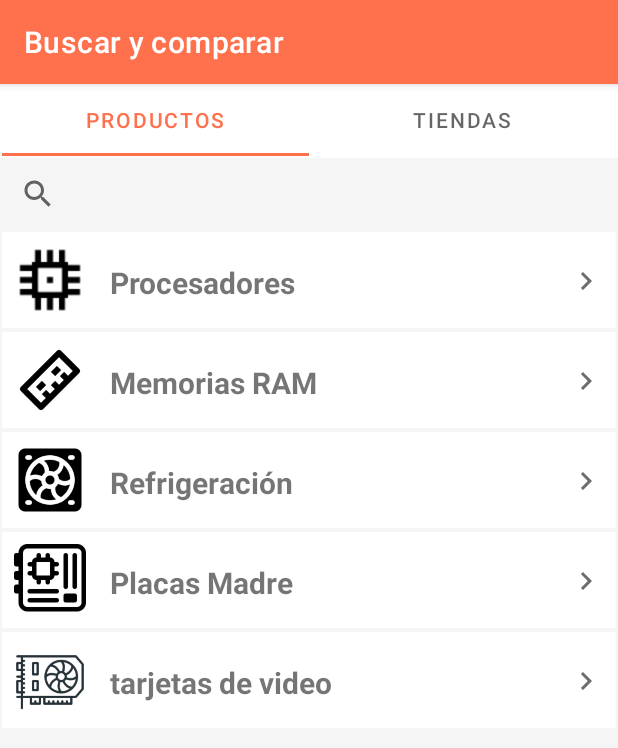
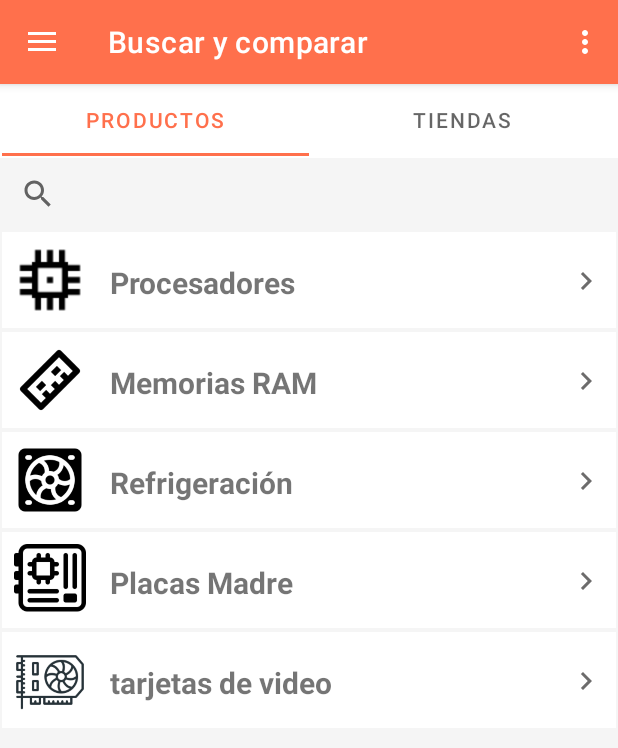
Before and after one commit to wilrivera/G7-YoTeAyudo, an Android app: the MainActivity screen opened directly, with no data from a screen before it, in the side drawer, after a tap on "Buscar y comparar", on a phone screen of 412 x 824 dp. Shown: the top 748 px of the screen. Run offline under Robolectric (Android 15) with nearby library versions, the light colour scheme and no system bars; our stand-ins replace navigation-ui; Roboto replaces fonts that are not available here.

Commit message:
convertí el activity de buscar y comparar a fragment. ahora, luego de iniciar sesion se muestra la seccion de buscar y comparar

```diff
--- a/app/src/main/AndroidManifest.xml
+++ b/app/src/main/AndroidManifest.xml
@@ -9,9 +9,6 @@
         android:roundIcon="@mipmap/ic_launcher_round"
         android:supportsRtl="true"
         android:theme="@style/Theme.YoTeAyudo">
-        <activity
-            android:name=".BuscarCompararActivity"
-            android:exported="false" />
         <activity
             android:name=".SplashActivity"
             android:exported="true">
--- a/app/src/main/java/com/yoteayudo/yoteayudo/BuscarCompararActivity.java
+++ /dev/null
@@ -1,33 +0,0 @@
-package com.yoteayudo.yoteayudo;
-
-import androidx.appcompat.app.AppCompatActivity;
-import androidx.fragment.app.FragmentPagerAdapter;
-import androidx.viewpager.widget.ViewPager;
-
-import android.os.Bundle;
-
-import com.google.android.material.tabs.TabLayout;
-import com.yoteayudo.yoteayudo.ui.ProductosFragment;
-
-
-public class BuscarCompararActivity extends AppCompatActivity {
-
-    private TabLayout tabLayout;
-    private ViewPager viewPager;
-    @Override
-    protected void onCreate(Bundle savedInstanceState) {
-        super.onCreate(savedInstanceState);
-        setContentView(R.layout.activity_buscar_comparar);
-        getSupportActionBar().setTitle("Buscar y comparar");
-
-
-        tabLayout = findViewById(R.id.tabLayout);
-        viewPager = findViewById(R.id.viewpager);
-
-        tabLayout.setupWithViewPager(viewPager);
-        ViewPageAdapter vpAdapter = new ViewPageAdapter(getSupportFragmentManager(), FragmentPagerAdapter.BEHAVIOR_RESUME_ONLY_CURRENT_FRAGMENT);
-        vpAdapter.addFragment(new ProductosFragment(), "Productos");
-        vpAdapter.addFragment(new TiendasFragment(), "Tiendas");
-        viewPager.setAdapter(vpAdapter);
-    }
-}
--- /dev/null
+++ b/app/src/main/java/com/yoteayudo/yoteayudo/BuscarCompararFragment.java
@@ -0,0 +1,38 @@
+package com.yoteayudo.yoteayudo;
+
+import android.os.Bundle;
+
+import androidx.fragment.app.Fragment;
+import androidx.fragment.app.FragmentPagerAdapter;
+import androidx.viewpager.widget.ViewPager;
+
+import android.view.LayoutInflater;
+import android.view.View;
+import android.view.ViewGroup;
+
+import com.google.android.material.tabs.TabLayout;
+import com.yoteayudo.yoteayudo.ui.ProductosFragment;
+
+public class BuscarCompararFragment extends Fragment {
+    private TabLayout tabLayout;
+    private ViewPager viewPager;
+
+
+    @Override
+    public View onCreateView(LayoutInflater inflater, ViewGroup container,
+                             Bundle savedInstanceState) {
+        // Inflate the layout for this fragment
+        //return inflater.inflate(R.layout.fragment_pestanias, container, false);
+        View view = inflater.inflate(R.layout.fragment_buscarcomparar, container, false);
+        tabLayout = view.findViewById(R.id.tabLayout);
+        viewPager = view.findViewById(R.id.viewpager);
+
+        tabLayout.setupWithViewPager(viewPager);
+        ViewPageAdapter vpAdapter = new ViewPageAdapter(getParentFragmentManager(), FragmentPagerAdapter.BEHAVIOR_RESUME_ONLY_CURRENT_FRAGMENT);
+        vpAdapter.addFragment(new ProductosFragment(), "productos");
+        vpAdapter.addFragment(new TiendasFragment(), "Tiendas");
+        viewPager.setAdapter(vpAdapter);
+
+        return view;
+    }
+}
--- a/app/src/main/java/com/yoteayudo/yoteayudo/MainActivity.java
+++ b/app/src/main/java/com/yoteayudo/yoteayudo/MainActivity.java
@@ -1,10 +1,8 @@
 package com.yoteayudo.yoteayudo;
 
 import android.os.Bundle;
-import android.view.View;
 import android.view.Menu;
 
-import com.google.android.material.snackbar.Snackbar;
 import com.google.android.material.navigation.NavigationView;
 
 import androidx.appcompat.widget.Toolbar;
@@ -33,7 +31,7 @@ public class MainActivity extends AppCompatActivity {
         // Passing each menu ID as a set of Ids because each
         // menu should be considered as top level destinations.
         mAppBarConfiguration = new AppBarConfiguration.Builder(
-                R.id.nav_perfil, R.id.nav_buscarcomparar, R.id.nav_cupon, R.id.nav_favoritos, R.id.nav_compartir)
+                R.id.nav_perfil, R.id.nav_cupon, R.id.nav_favoritos, R.id.nav_compartir, R.id.nav_buscarcomparar)
                 .setOpenableLayout(drawer)
                 .build();
         NavController navController = Navigation.findNavController(this, R.id.nav_host_fragment_content_main);
--- a/app/src/main/java/com/yoteayudo/yoteayudo/RegistrarActivity.java
+++ b/app/src/main/java/com/yoteayudo/yoteayudo/RegistrarActivity.java
@@ -13,5 +13,10 @@ public class RegistrarActivity extends AppCompatActivity {
         super.onCreate(savedInstanceState);
         getSupportActionBar().setTitle("Registrar Cuenta");
         setContentView(R.layout.activity_registrar);
+        getSupportActionBar().hide();
+    }
+
+    public void IrLogin (View v){
+        startActivity(new Intent(this, LoginActivity.class));
     }
 }
--- a/app/src/main/res/layout/activity_buscar_comparar.xml
+++ /dev/null
@@ -1,40 +0,0 @@
-<?xml version="1.0" encoding="utf-8"?>
-<androidx.constraintlayout.widget.ConstraintLayout xmlns:android="http://schemas.android.com/apk/res/android"
-    xmlns:app="http://schemas.android.com/apk/res-auto"
-    xmlns:tools="http://schemas.android.com/tools"
-    android:layout_width="match_parent"
-    android:layout_height="match_parent"
-    tools:context=".BuscarCompararActivity">
-
-    <com.google.android.material.tabs.TabLayout
-        android:id="@+id/tabLayout"
-        android:layout_width="409dp"
-        android:layout_height="wrap_content"
-        app:layout_constraintEnd_toEndOf="parent"
-        app:layout_constraintHorizontal_bias="0.5"
-        app:layout_constraintStart_toStartOf="parent"
-        app:layout_constraintTop_toTopOf="parent">
-
-        <com.google.android.material.tabs.TabItem
-            android:layout_width="wrap_content"
-            android:layout_height="wrap_content"
-            android:text="Productos" />
-
-        <com.google.android.material.tabs.TabItem
-            android:layout_width="wrap_content"
-            android:layout_height="wrap_content"
-            android:text="Tiendas" />
-    </com.google.android.material.tabs.TabLayout>
-
-    <androidx.viewpager.widget.ViewPager
-        android:id="@+id/viewpager"
-        android:layout_width="match_parent"
-        android:layout_height="wrap_content"
-        android:layout_marginTop="1dp"
-        app:layout_constraintBottom_toBottomOf="parent"
-        app:layout_constraintEnd_toEndOf="parent"
-        app:layout_constraintHorizontal_bias="1.0"
-        app:layout_constraintStart_toStartOf="parent"
-        app:layout_constraintTop_toBottomOf="@+id/tabLayout"
-        app:layout_constraintVertical_bias="0.0" />
-</androidx.constraintlayout.widget.ConstraintLayout>
--- a/app/src/main/res/layout/fragment_buscarcomparar.xml
+++ b/app/src/main/res/layout/fragment_buscarcomparar.xml
@@ -4,19 +4,37 @@
     xmlns:tools="http://schemas.android.com/tools"
     android:layout_width="match_parent"
     android:layout_height="match_parent"
-    tools:context=".ui.BuscarCompararFragment">
+    tools:context=".BuscarCompararFragment">
 
-    <TextView
-        android:id="@+id/text_buscarcomparar"
+    <com.google.android.material.tabs.TabLayout
+        android:id="@+id/tabLayout"
+        android:layout_width="409dp"
+        android:layout_height="wrap_content"
+        app:layout_constraintEnd_toEndOf="parent"
+        app:layout_constraintHorizontal_bias="0.5"
+        app:layout_constraintStart_toStartOf="parent"
+        app:layout_constraintTop_toTopOf="parent">
+
+        <com.google.android.material.tabs.TabItem
+            android:layout_width="wrap_content"
+            android:layout_height="wrap_content"
+            android:text="Productos f" />
+
+        <com.google.android.material.tabs.TabItem
+            android:layout_width="wrap_content"
+            android:layout_height="wrap_content"
+            android:text="Tiendas f" />
+    </com.google.android.material.tabs.TabLayout>
+
+    <androidx.viewpager.widget.ViewPager
+        android:id="@+id/viewpager"
         android:layout_width="match_parent"
         android:layout_height="wrap_content"
-        android:layout_marginStart="8dp"
-        android:layout_marginTop="8dp"
-        android:layout_marginEnd="8dp"
-        android:textAlignment="center"
-        android:textSize="20sp"
+        android:layout_marginTop="1dp"
         app:layout_constraintBottom_toBottomOf="parent"
         app:layout_constraintEnd_toEndOf="parent"
+        app:layout_constraintHorizontal_bias="1.0"
         app:layout_constraintStart_toStartOf="parent"
-        app:layout_constraintTop_toTopOf="parent" />
+        app:layout_constraintTop_toBottomOf="@+id/tabLayout"
+        app:layout_constraintVertical_bias="0.0" />
 </androidx.constraintlayout.widget.ConstraintLayout>
--- a/app/src/main/res/layout/fragment_tiendas.xml
+++ b/app/src/main/res/layout/fragment_tiendas.xml
@@ -5,7 +5,7 @@
     android:layout_width="match_parent"
     android:layout_height="match_parent"
     android:background="#f5f5f5f5"
-    tools:context=".ui.ProductosFragment">
+    tools:context=".TiendasFragment">
 
     <SearchView
         android:id="@+id/searchView"
--- a/app/src/main/res/menu/activity_main_drawer.xml
+++ b/app/src/main/res/menu/activity_main_drawer.xml
@@ -12,7 +12,8 @@
         <item
             android:id="@+id/nav_buscarcomparar"
             android:icon="@drawable/ic_lupa"
-            android:title="@string/menu_buscarcomparar" />
+            android:title="@string/menu_buscarcomparar"
+            />
         <item
             android:id="@+id/nav_cupon"
             android:icon="@drawable/ic_baseline_local_offer_24"
--- a/app/src/main/res/navigation/mobile_navigation.xml
+++ b/app/src/main/res/navigation/mobile_navigation.xml
@@ -3,7 +3,7 @@
     xmlns:app="http://schemas.android.com/apk/res-auto"
     xmlns:tools="http://schemas.android.com/tools"
     android:id="@+id/mobile_navigation"
-    app:startDestination="@id/nav_detalletienda">
+    app:startDestination="@id/nav_buscarcomparar">
 
     <fragment
         android:id="@+id/nav_perfil"
@@ -11,11 +11,11 @@
         android:label="@string/menu_perfil"
         tools:layout="@layout/fragment_perfil" />
 
-    <activity
+    <!--<activity
         android:id="@+id/nav_buscarcomparar"
         android:name="com.yoteayudo.yoteayudo.BuscarCompararActivity"
         android:label="@string/menu_buscarcomparar"
-        tools:layout="@layout/activity_buscar_comparar" />
+        tools:layout="@layout/activity_buscar_comparar" />-->
 
     <fragment
         android:id="@+id/nav_cupon"
@@ -42,4 +42,10 @@
         android:label="@string/menu_detalletienda"
         tools:layout="@layout/fragment_detalle_tienda" />
 
+    <fragment
+        android:id="@+id/nav_buscarcomparar"
+        android:name="com.yoteayudo.yoteayudo.BuscarCompararFragment"
+        android:label="@string/menu_buscarcomparar"
+        tools:layout="@layout/fragment_buscarcomparar" />
+
 </navigation>
```
Also changed, not shown: app/src/main/java/com/yoteayudo/yoteayudo/ui/BuscarCompararFragment.java (deleted, +0 -18 lines), app/src/main/res/layout/activity_registrar.xml (+9 -0 lines), 1 other file.
